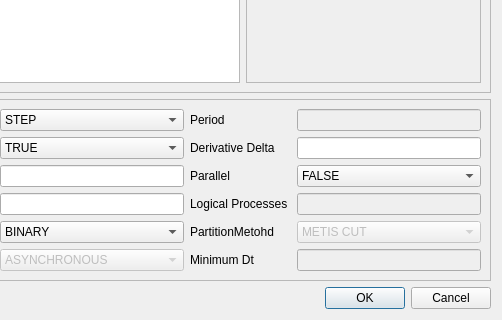
First picture: the form in src/gui/ui/run.ui, repository jjzhang166/qss-engine, before the edit; both pictures show x 162 to 664 and y 242 to 562 of the 664 by 562 pixel window.
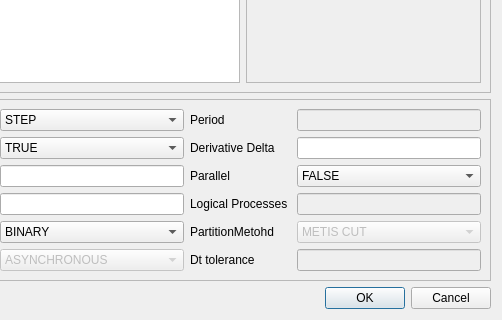
Second picture: the form after the edit.

```diff
--- a/src/gui/ui/run.ui
+++ b/src/gui/ui/run.ui
@@ -419,7 +419,7 @@
       <item row="7" column="2">
        <widget class="QLabel" name="_dtLbl">
         <property name="text">
-         <string>Minimum Dt </string>
+         <string>Dt tolerance</string>
         </property>
        </widget>
       </item>
```
Left out of the diff: 5 changed lines with no effect on the pictures.
